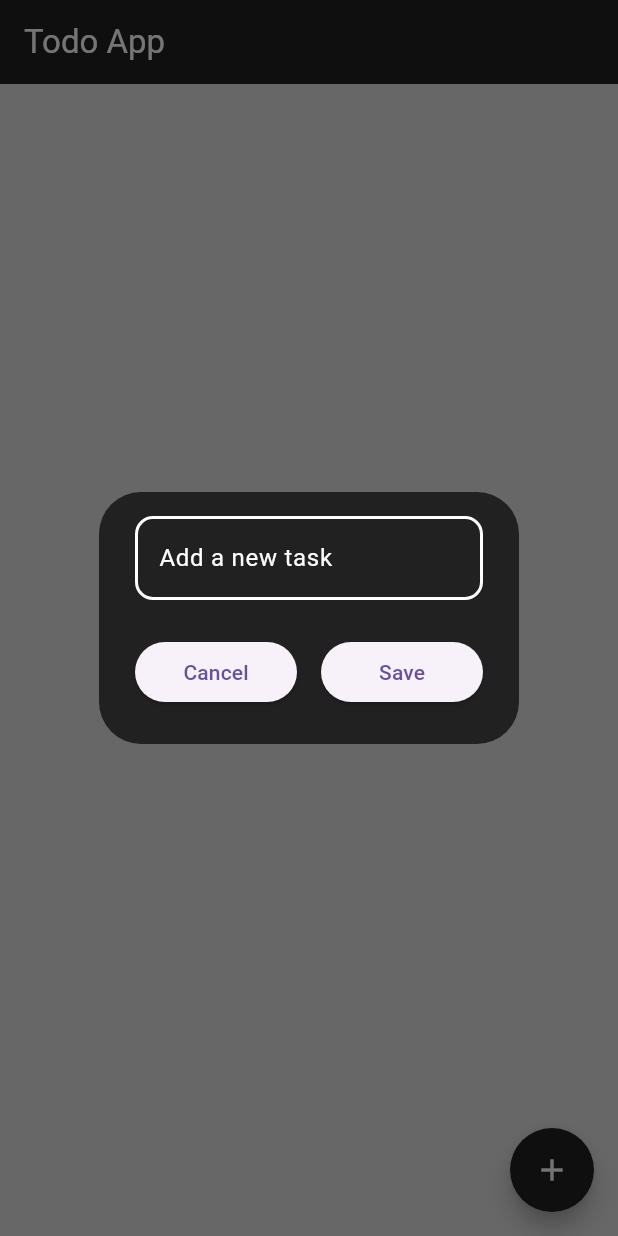
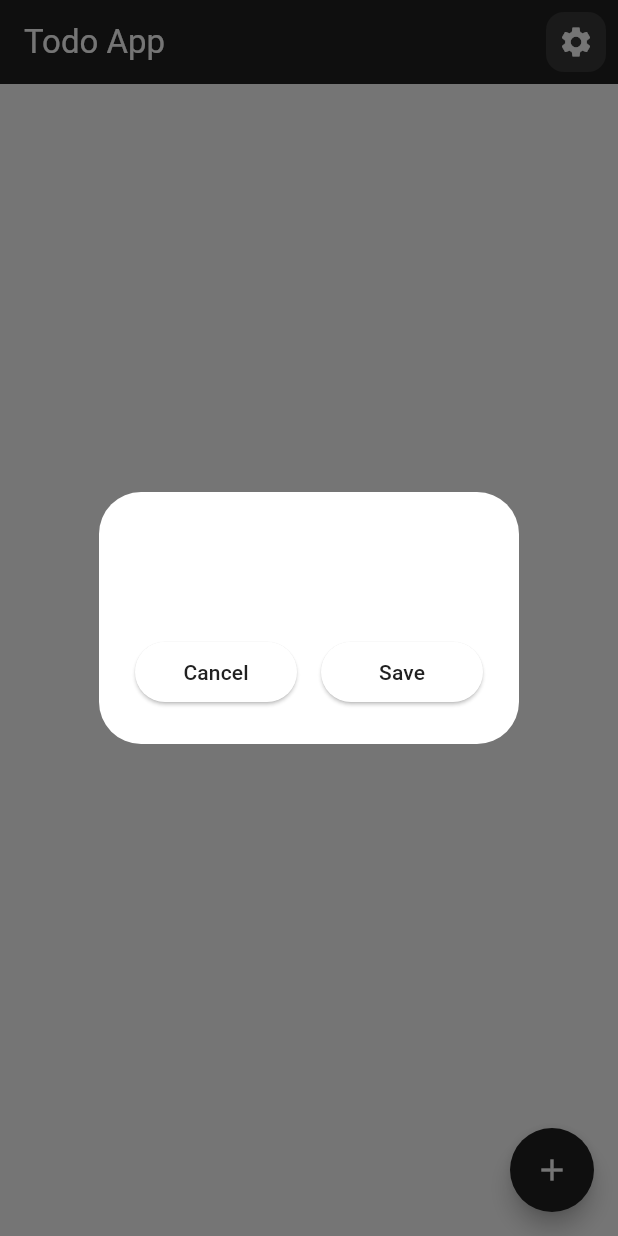
Before and after one commit to esraafathy225/TodooApp, a Flutter app: the screen it shows after launch, after a tap on the "add" icon, on a phone screen of 412 x 824 dp. Run offline on Flutter 3.47's test engine with Material 3 defaults, Android fonts, the phone set to English and light mode, and no system bars; our stand-ins replace hive, hive_flutter; accounts and stored records are empty.

Commit message:
Themes and Provider

```diff
--- a/lib/components/dialog_box.dart
+++ b/lib/components/dialog_box.dart
@@ -13,7 +13,6 @@ class DialogBox extends StatelessWidget {
   @override
   Widget build(BuildContext context) {
     return AlertDialog(
-      backgroundColor: Colors.grey.shade900,
       content: Form(
         key: _formKey,
         child: TextFormField(
--- a/lib/components/todo_tile.dart
+++ b/lib/components/todo_tile.dart
@@ -25,7 +25,6 @@ class TodoTile extends StatelessWidget {
               Checkbox(
                 value: isCompleted,
                 onChanged: onChanged,
-                activeColor: Colors.black,
               ),
               Text(
                 taskName,
--- a/lib/main.dart
+++ b/lib/main.dart
@@ -1,13 +1,20 @@
 import 'package:flutter/material.dart';
 import 'package:hive_flutter/hive_flutter.dart';
 import 'package:my_todoo_app/pages/home_page.dart';
+import 'package:my_todoo_app/pages/settings_page.dart';
+import 'package:my_todoo_app/themes/theme.dart';
+import 'package:my_todoo_app/themes/themes_provider.dart';
+import 'package:provider/provider.dart';
 import 'data/models/todo_model.dart';
 
 void main() async {
   await Hive.initFlutter();
   Hive.registerAdapter(TodoModelAdapter());
   await Hive.openBox<TodoModel>('todoBox');
-  runApp(const MyApp());
+  runApp(ChangeNotifierProvider(
+    create: (context) => ThemesProvider(),
+    child: MyApp(),
+  ));
 }
 
 class MyApp extends StatelessWidget {
@@ -17,8 +24,10 @@ class MyApp extends StatelessWidget {
   @override
   Widget build(BuildContext context) {
     return MaterialApp(
+      theme: Provider.of<ThemesProvider>(context).currentTheme,
       debugShowCheckedModeBanner: false,
       home: HomePage(),
+      routes: {'/settingsPage': (context) => SettingsPage()},
     );
   }
 }
--- a/lib/pages/home_page.dart
+++ b/lib/pages/home_page.dart
@@ -13,31 +13,30 @@ class HomePage extends StatefulWidget {
 }
 
 class _HomePageState extends State<HomePage> {
-
   var todoDatabase = TodoDatabase();
 
-  List<TodoModel> todoList= [];
+  List<TodoModel> todoList = [];
 
   @override
   void initState() {
-    todoList= todoDatabase.getTodos();
+    todoList = todoDatabase.getTodos();
   }
 
   final _controller = TextEditingController();
 
-  void onCheckedBoxChanged(bool? value, int index){
+  void onCheckedBoxChanged(bool? value, int index) {
     setState(() {
-      todoList[index].isCompleted = ! todoList[index].isCompleted;
+      todoList[index].isCompleted = !todoList[index].isCompleted;
       todoDatabase.updateTodo(index, todoList[index]);
     });
   }
 
-  void onCancelDialog(){
+  void onCancelDialog() {
     _controller.clear();
     Navigator.pop(context);
   }
 
-  void onSaveTask(){
+  void onSaveTask() {
     setState(() {
       var newTask = TodoModel(taskName: _controller.text, isCompleted: false);
       todoList.add(newTask);
@@ -48,8 +47,10 @@ class _HomePageState extends State<HomePage> {
     Navigator.pop(context);
   }
 
-  void createNewTask(){
-    showDialog(context: context, builder: (context){
+  void createNewTask() {
+    showDialog(
+        context: context,
+        builder: (context) {
           return DialogBox(
             controller: _controller,
             onCancel: onCancelDialog,
@@ -61,16 +62,28 @@ class _HomePageState extends State<HomePage> {
   @override
   Widget build(BuildContext context) {
     return Scaffold(
-        backgroundColor: Colors.grey.shade300,
         appBar: AppBar(
           title: Text(
             'Todo App',
             style: TextStyle(color: Colors.white),
           ),
-          backgroundColor: Colors.grey.shade900,
+          actions: [
+            IconButton(
+                onPressed: () {
+                  Navigator.pushNamed(context, '/settingsPage');
+                },
+                icon: Container(
+                  decoration: BoxDecoration(
+                      color: Colors.white.withOpacity(0.1),
+                      borderRadius: BorderRadius.circular(12)),
+                  child: Padding(
+                    padding: const EdgeInsets.all(8.0),
+                    child: Icon(Icons.settings),
+                  ),
+                ))
+          ],
         ),
         floatingActionButton: FloatingActionButton(
-          backgroundColor: Colors.grey.shade900,
           onPressed: createNewTask,
           child: Icon(
             Icons.add,
@@ -85,7 +98,7 @@ class _HomePageState extends State<HomePage> {
               return Dismissible(
                 key: Key(todoList[index].taskName),
                 direction: DismissDirection.endToStart,
-                onDismissed: (direction){
+                onDismissed: (direction) {
                   setState(() {
                     todoList.removeAt(index);
                     todoDatabase.deleteTodo(index);
--- /dev/null
+++ b/lib/themes/theme.dart
@@ -0,0 +1,27 @@
+
+import 'package:flutter/material.dart';
+
+ThemeData lightMode = ThemeData(
+  brightness: Brightness.light,
+  colorScheme: ColorScheme.light(
+    background: Colors.grey.shade300,
+    primary: Colors.grey.shade900
+  ),
+  appBarTheme: AppBarTheme(
+    backgroundColor: Colors.grey.shade900,
+    foregroundColor: Colors.white
+  )
+);
+
+
+ThemeData darkMode = ThemeData(
+  brightness: Brightness.dark,
+  colorScheme: ColorScheme.dark(
+    background: Colors.grey.shade900,
+    primary: Colors.grey.shade700
+  ),
+    appBarTheme: AppBarTheme(
+        backgroundColor: Colors.grey.shade900,
+        foregroundColor: Colors.white
+    )
+);
--- /dev/null
+++ b/lib/themes/themes_provider.dart
@@ -0,0 +1,13 @@
+import 'package:flutter/material.dart';
+import 'package:my_todoo_app/themes/theme.dart';
+
+class ThemesProvider with ChangeNotifier {
+  bool isDarkMode = false;
+
+  ThemeData get currentTheme => isDarkMode ? darkMode : lightMode;
+
+  void toggleTheme() {
+    isDarkMode = !isDarkMode;
+    notifyListeners();
+  }
+}
--- a/pubspec.yaml
+++ b/pubspec.yaml
@@ -37,6 +37,8 @@ dependencies:
   cupertino_icons: ^1.0.6
   hive: ^2.2.3
   hive_flutter: ^1.1.0
+  provider:
+  flutter_bloc: ^8.1.6
 
 
 dev_dependencies:
```
Also changed, not shown: lib/pages/settings_page.dart (added, +53 -0 lines), pubspec.lock. Lines whose indentation alone changed are shown as unchanged.
